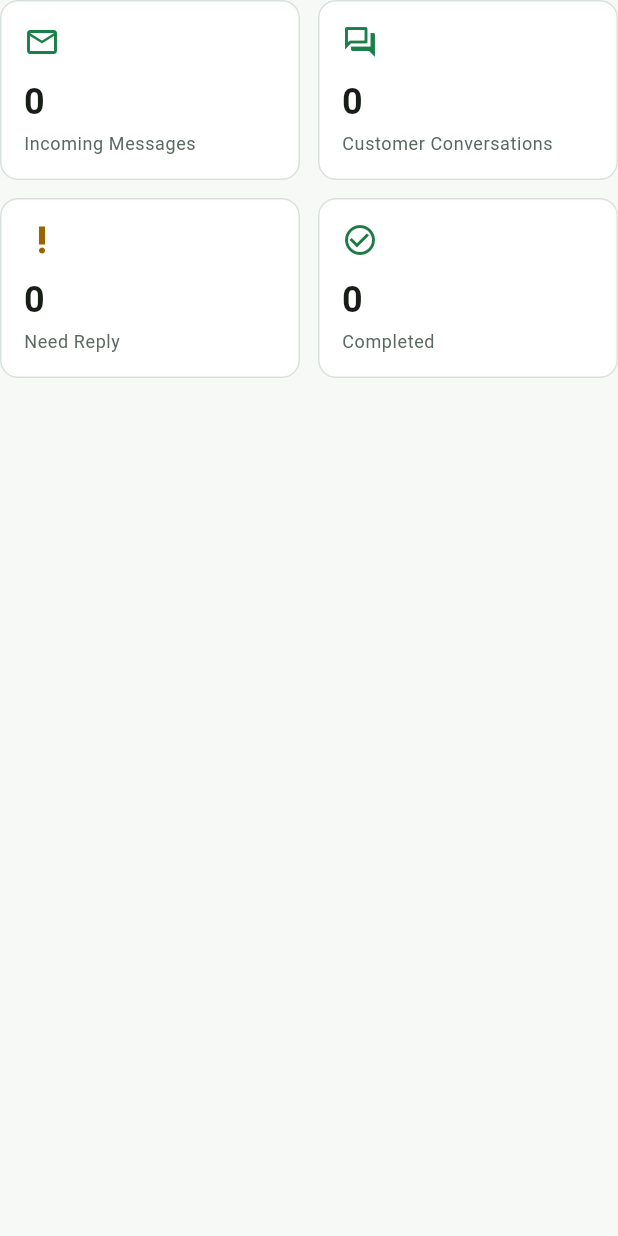
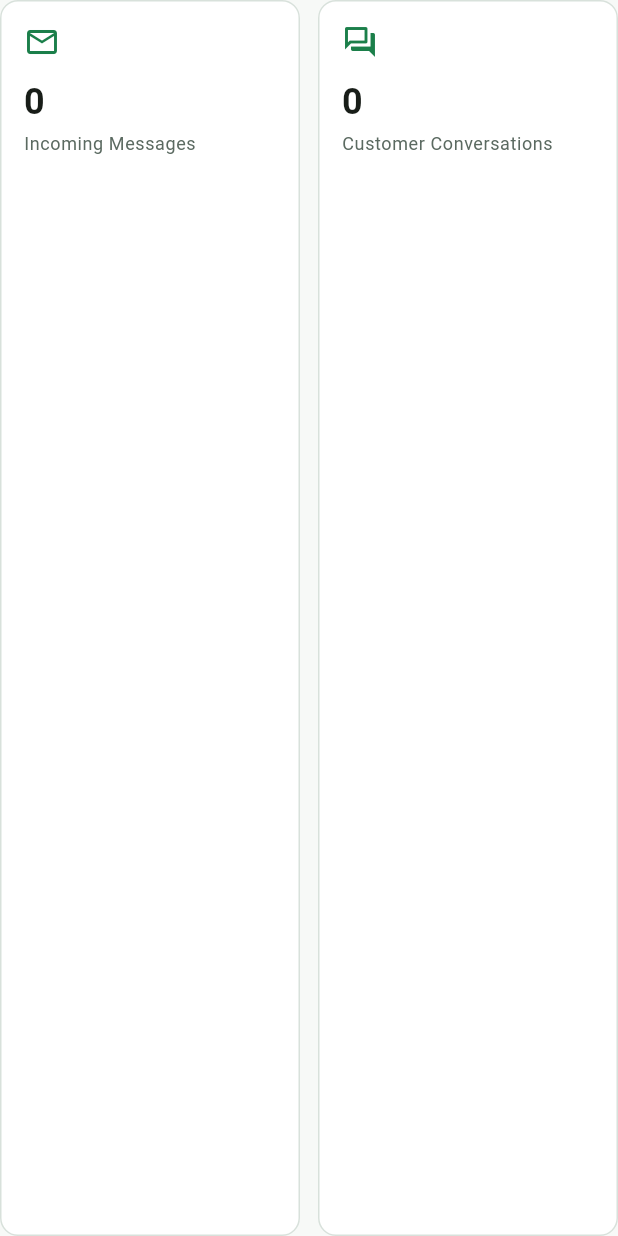
Before and after one commit to supersunxm/line-unified-inbox, a Flutter app: the _MetricGrid widget shown alone on an empty page, opened directly with empty values, on a phone screen of 412 x 824 dp. Run offline on Flutter 3.47's test engine with Material 3 defaults, Android fonts, the phone set to English and light mode, and no system bars; our stand-ins replace connectivity_plus, firebase_core, firebase_messaging, flutter_local_notifications, flutter_secure_storage, image_picker and 3 more; accounts and stored records are empty.

Commit message:
fix(android): remove operational reply cards from summary

```diff
--- a/android_app/lib/features/summary/summary_page.dart
+++ b/android_app/lib/features/summary/summary_page.dart
@@ -186,64 +186,43 @@ class _MetricGrid extends StatelessWidget {
   final MonthlySummary summary;
 
   @override
-  Widget build(BuildContext context) => LayoutBuilder(
-        builder: (context, constraints) {
-          final width = (constraints.maxWidth - AppSpacing.md) / 2;
-          return Wrap(
-            spacing: AppSpacing.md,
-            runSpacing: AppSpacing.md,
+  Widget build(BuildContext context) => Row(
+        crossAxisAlignment: CrossAxisAlignment.start,
         children: [
-              _MetricCard(
-                  width: width,
+          Expanded(
+            child: _MetricCard(
                 label: appLocalizations(context).incomingMessages,
                 value: _formatCount(context, summary.volume.incomingMessages),
                 icon: Icons.markunread_outlined),
-              _MetricCard(
-                  width: width,
+          ),
+          const SizedBox(width: AppSpacing.md),
+          Expanded(
+            child: _MetricCard(
                 label: appLocalizations(context).customerConversations,
                 value: _formatCount(
                     context, summary.volume.incomingConversations),
                 icon: Icons.forum_outlined),
-              _MetricCard(
-                  width: width,
-                  label: appLocalizations(context).needReply,
-                  value: _formatCount(context, summary.operational.needReply),
-                  icon: Icons.priority_high,
-                  color: AppColors.warning),
-              _MetricCard(
-                  width: width,
-                  label: appLocalizations(context).completed,
-                  value: _formatCount(context, summary.operational.completed),
-                  icon: Icons.check_circle_outline,
-                  color: AppColors.success),
+          ),
         ],
-          );
-        },
       );
 }
 
 class _MetricCard extends StatelessWidget {
   const _MetricCard(
-      {required this.width,
-      required this.label,
+      {required this.label,
       required this.value,
-      required this.icon,
-      this.color});
-  final double width;
+      required this.icon});
   final String label;
   final String value;
   final IconData icon;
-  final Color? color;
 
   @override
-  Widget build(BuildContext context) => SizedBox(
-        width: width,
-        child: Card(
+  Widget build(BuildContext context) => Card(
         child: Padding(
           padding: AppSpacing.card,
           child:
               Column(crossAxisAlignment: CrossAxisAlignment.start, children: [
-              Icon(icon, color: color ?? AppColors.primary),
+            Icon(icon, color: AppColors.primary),
             const SizedBox(height: AppSpacing.md),
             Text(value, style: Theme.of(context).textTheme.headlineSmall),
             const SizedBox(height: AppSpacing.xs),
@@ -253,7 +232,6 @@ class _MetricCard extends StatelessWidget {
                     .bodySmall
                     ?.copyWith(color: AppColors.textSecondary)),
           ]),
-          ),
         ),
       );
 }
```
Also changed, not shown: 3 other files. Lines whose indentation alone changed are shown as unchanged.
